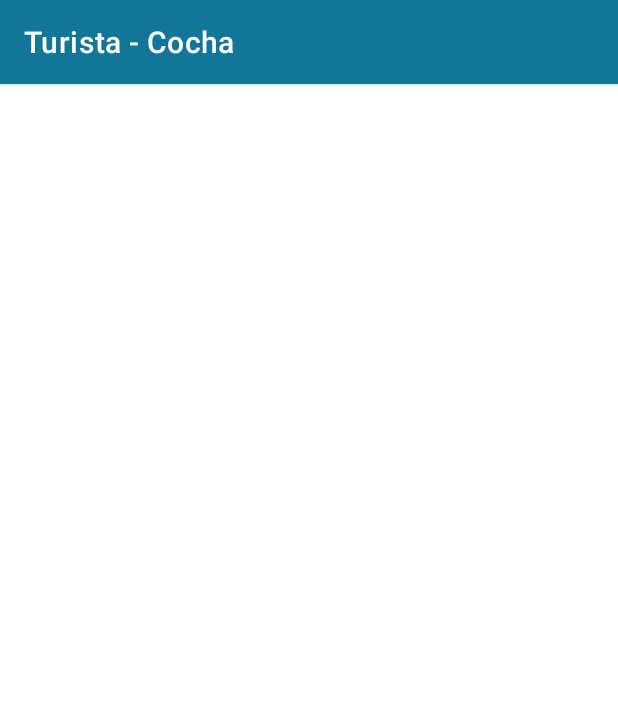
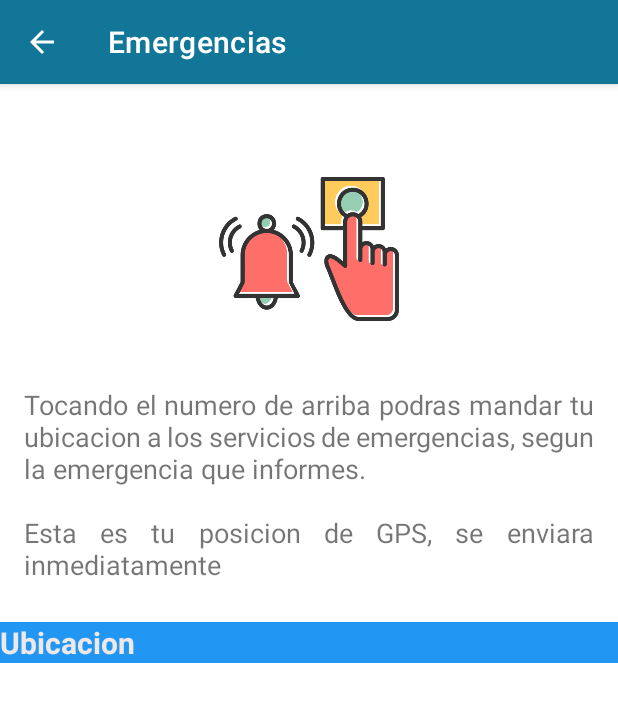
Before and after one commit to tasajos/tourcochab, an Android app: the panicoemergencia screen opened directly, with no data from a screen before it, on a phone screen of 412 x 824 dp. Shown: the top 702 px of the screen. Run offline under Robolectric (Android 15) with nearby library versions, the phone set to English and light mode, and no system bars.

Commit message:
Update ubicacion emergencia

```diff
--- a/app/build.gradle
+++ b/app/build.gradle
@@ -79,6 +79,8 @@ dependencies {
 
     implementation 'com.google.firebase:firebase-inappmessaging-display:20.2.0'
 
+    implementation 'com.google.android.gms:play-services-location:18.0.0'
+
 
 
     testImplementation 'junit:junit:4.13.2'
--- a/app/src/main/java/org/tourcocha/chakuy/panicoemergencia.java
+++ b/app/src/main/java/org/tourcocha/chakuy/panicoemergencia.java
@@ -1,14 +1,74 @@
 package org.tourcocha.chakuy;
 
+import static android.Manifest.permission.ACCESS_COARSE_LOCATION;
+import static android.Manifest.permission.ACCESS_FINE_LOCATION;
+
 import androidx.appcompat.app.AppCompatActivity;
+import androidx.core.app.ActivityCompat;
 
+import android.content.pm.PackageManager;
+import android.location.Location;
 import android.os.Bundle;
+import android.view.View;
+import android.widget.Button;
+import android.widget.EditText;
+import android.widget.ImageButton;
+
+import com.google.android.gms.location.FusedLocationProviderClient;
+import com.google.android.gms.location.LocationServices;
+import com.google.android.gms.tasks.OnSuccessListener;
 
 public class panicoemergencia extends AppCompatActivity {
+
+    ImageButton btn_registrar;
+    EditText ubicacion;
+    private FusedLocationProviderClient fusedLocationClient;
+    private Location lastKnownLocation;
+    private static final int PERMISSION_REQUEST_CODE = 200;
 
     @Override
     protected void onCreate(Bundle savedInstanceState) {
         super.onCreate(savedInstanceState);
         setContentView(R.layout.activity_panicoemergencia);
+        fusedLocationClient = LocationServices.getFusedLocationProviderClient(this);
+
+        this.setTitle("Emergencias");
+        getSupportActionBar().setDisplayHomeAsUpEnabled(true);
+
+        ubicacion = findViewById(R.id.ubicacion);
+        btn_registrar = findViewById(R.id.btnalarma);
+
+        btn_registrar.setOnClickListener(new View.OnClickListener() {
+            @Override
+            public void onClick(View view) {
+                String ubication = ubicacion.getText().toString().trim();
+
+                // Primero, asegurarse de tener permisos de ubicación
+                if (ActivityCompat.checkSelfPermission(panicoemergencia.this, ACCESS_FINE_LOCATION) != PackageManager.PERMISSION_GRANTED &&
+                        ActivityCompat.checkSelfPermission(panicoemergencia.this, ACCESS_COARSE_LOCATION) != PackageManager.PERMISSION_GRANTED) {
+                    ActivityCompat.requestPermissions(panicoemergencia.this, new String[]{ACCESS_FINE_LOCATION, ACCESS_COARSE_LOCATION}, PERMISSION_REQUEST_CODE);
+                    return;
+                }
+
+                // Obtener la última ubicación conocida del usuario
+                fusedLocationClient.getLastLocation()
+                        .addOnSuccessListener(new OnSuccessListener<Location>() {
+                            @Override
+                            public void onSuccess(Location location) {
+                                if (location != null) {
+                                    // Guardar la ubicación en la variable lastKnownLocation
+                                    lastKnownLocation = location;
+                                    ubicacion.setText(location.getLatitude() + ", " + location.getLongitude());
+                                }
+                            }
+                        });
+            }
+        });
+    }
+
+    @Override
+    public boolean onSupportNavigateUp() {
+        onBackPressed();
+        return false;
     }
 }
--- a/app/src/main/res/layout/activity_panicoemergencia.xml
+++ b/app/src/main/res/layout/activity_panicoemergencia.xml
@@ -1,9 +1,49 @@
 <?xml version="1.0" encoding="utf-8"?>
-<androidx.constraintlayout.widget.ConstraintLayout xmlns:android="http://schemas.android.com/apk/res/android"
+<LinearLayout xmlns:android="http://schemas.android.com/apk/res/android"
     xmlns:app="http://schemas.android.com/apk/res-auto"
     xmlns:tools="http://schemas.android.com/tools"
     android:layout_width="match_parent"
     android:layout_height="match_parent"
+    android:layout_marginTop="30dp"
+    android:orientation="vertical"
     tools:context=".panicoemergencia">
 
-</androidx.constraintlayout.widget.ConstraintLayout>
+    <ImageButton
+        android:id="@+id/btnalarma"
+        android:layout_width="140dp"
+        android:layout_height="140dp"
+        android:layout_gravity="center_horizontal"
+        android:src="@drawable/botonalarma"
+        android:background="@null"
+        android:paddingTop="20dp"
+        android:scaleType="centerInside"
+        android:layout_marginStart="16dp"
+        android:layout_marginEnd="16dp" />
+
+
+    <TextView
+        android:id="@+id/cardTextView"
+        android:layout_width="wrap_content"
+        android:layout_height="wrap_content"
+        android:layout_marginTop="15dp"
+        android:background="@android:color/white"
+        android:justificationMode="inter_word"
+        android:padding="16dp"
+        android:text="Tocando el numero de arriba podras mandar tu ubicacion a los servicios de emergencias, segun la emergencia que informes.\n\nEsta es tu posicion de GPS, se enviara inmediatamente"
+        android:textSize="18sp" />
+
+    <EditText
+        android:id="@+id/ubicacion"
+        android:layout_width="match_parent"
+        android:layout_height="wrap_content"
+        android:layout_marginTop="10dp"
+        android:background="#2196F3"
+        android:ems="10"
+        android:hint="Ubicacion"
+        android:inputType="textPersonName"
+        android:textColor="#EDE7E7"
+        android:textColorHint="#EFE8E8"
+        android:textSize="20sp"
+        android:textStyle="bold" />
+
+</LinearLayout>
```
Also changed, not shown: app/src/main/java/org/tourcocha/chakuy/MainActivity.java (+10 -0 lines), app/src/main/res/layout/activity_main.xml (+31 -19 lines), app/src/main/res/drawable/botonalarma.png (added), app/src/main/res/drawable/sirena.png (added).
